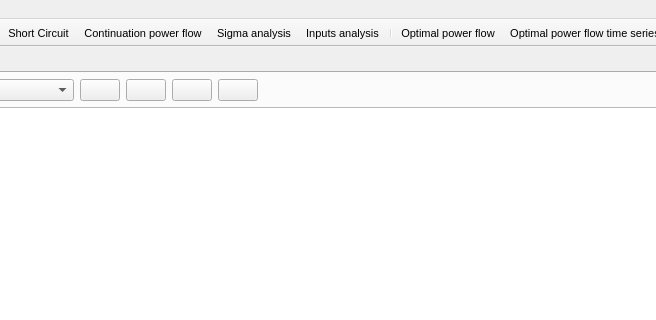
SanPen/GridCal, file src/GridCal/Gui/Main/MainWindow.ui: the form before one commit; both pictures show x 381 to 1037 and y 0 to 320 of the 1351 by 779 pixel window.
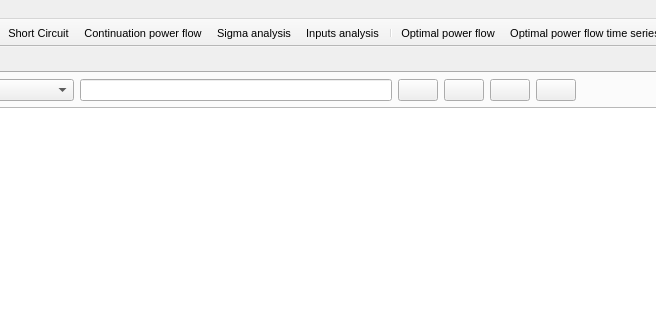
The form after the commit. The open tabs and pages were chosen to show the change. Icons and pictures are not drawn.

Commit message: added time series search structure in Utils/Filtering

The edit to the form file:
```diff
--- a/src/GridCal/Gui/Main/MainWindow.ui
+++ b/src/GridCal/Gui/Main/MainWindow.ui
@@ -820,6 +820,9 @@
                          </property>
                         </widget>
                        </item>
+                       <item>
+                        <widget class="QLineEdit" name="time_series_search"/>
+                       </item>
                        <item>
                         <widget class="QPushButton" name="new_profiles_structure_pushButton">
                          <property name="toolTip">
```
Left out of the diff: 4 changed lines with no effect on the pictures. The commit also changes 9 other files.
